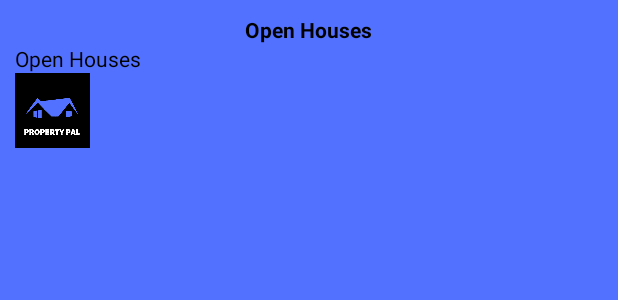
After one commit to JustinWozniak/PropertyPal, an Android app: the layout custom_layout_window.xml on its own in the app's theme, with its tools: preview values and no code run, on a phone screen of 412 x 824 dp. The commit adds this screen. Shown: the top 300 px of the screen. Run offline under Robolectric (Android 15) with nearby library versions, the phone set to English and light mode, and no system bars; Roboto replaces fonts that are not available here.

Commit message:
Started implementing custom windows on markers

```diff
--- a/app/build.gradle
+++ b/app/build.gradle
@@ -44,6 +44,5 @@ dependencies {
     implementation "com.android.support:support-core-utils:28.0.0"
     implementation 'com.github.jd-alexander:library:1.1.0'
     implementation 'com.google.android.libraries.places:places:2.0.0'
-    //noinspection GradleCompatible
-    implementation 'com.android.support:cardview-v7:28.0.0'
+
 }
--- /dev/null
+++ b/app/src/main/res/layout/custom_layout_window.xml
@@ -0,0 +1,44 @@
+<?xml version="1.0" encoding="utf-8"?>
+<LinearLayout xmlns:android="http://schemas.android.com/apk/res/android"
+    xmlns:app="http://schemas.android.com/apk/res-auto"
+    android:layout_width="match_parent"
+    android:layout_height="match_parent"
+    android:background="@color/colorPrimary"
+    android:orientation="horizontal"
+    android:padding="10dp">
+
+    <LinearLayout
+        android:layout_width="match_parent"
+        android:layout_height="184dp"
+        android:orientation="vertical">
+
+        <TextView
+            android:id="@+id/title"
+            android:layout_width="wrap_content"
+            android:layout_height="wrap_content"
+            android:layout_gravity="center_horizontal"
+            android:ellipsize="end"
+            android:maxLines="1"
+            android:text="Open Houses"
+            android:textColor="#000"
+            android:textSize="14sp"
+            android:textStyle="bold" />
+
+        <TextView
+            android:id="@+id/snippet"
+            android:layout_width="wrap_content"
+            android:layout_height="wrap_content"
+            android:ellipsize="end"
+            android:maxLines="5"
+            android:text="Open Houses"
+            android:textColor="#000"
+            android:textSize="14sp" />
+
+        <ImageView
+            android:id="@+id/customWindowImage"
+            android:layout_width="50dp"
+            android:layout_height="50dp"
+            app:srcCompat="@drawable/pplogo" />
+    </LinearLayout>
+
+</LinearLayout>
```
Also changed, not shown: app/src/main/java/com/example/propertyuber/AgentsMapActivity.java (+7 -0 lines), app/src/main/java/com/example/propertyuber/CustomInfoWindowAdapter.java (added, +53 -0 lines).
